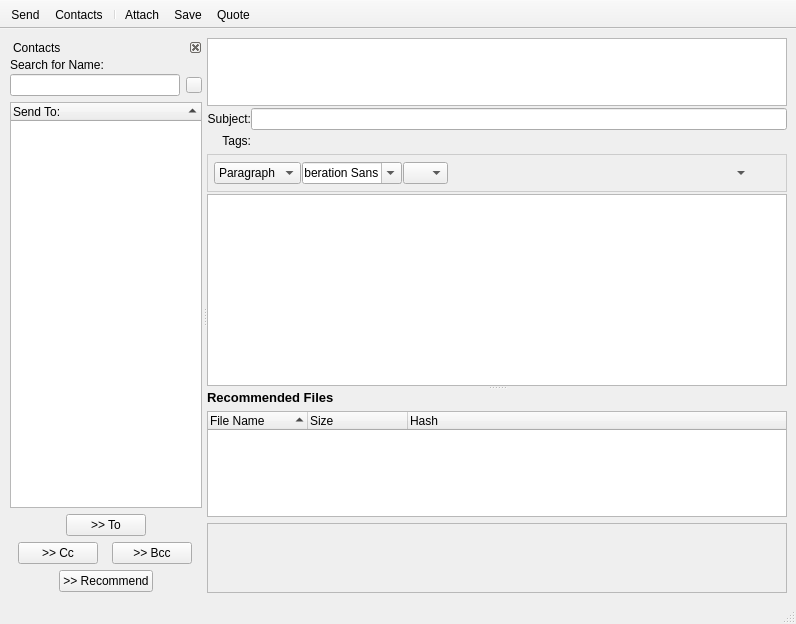
Above: retroshare-gui/src/gui/msgs/MessageComposer.ui from RetroShare/RetroShare before the change. Below: the same form after it.
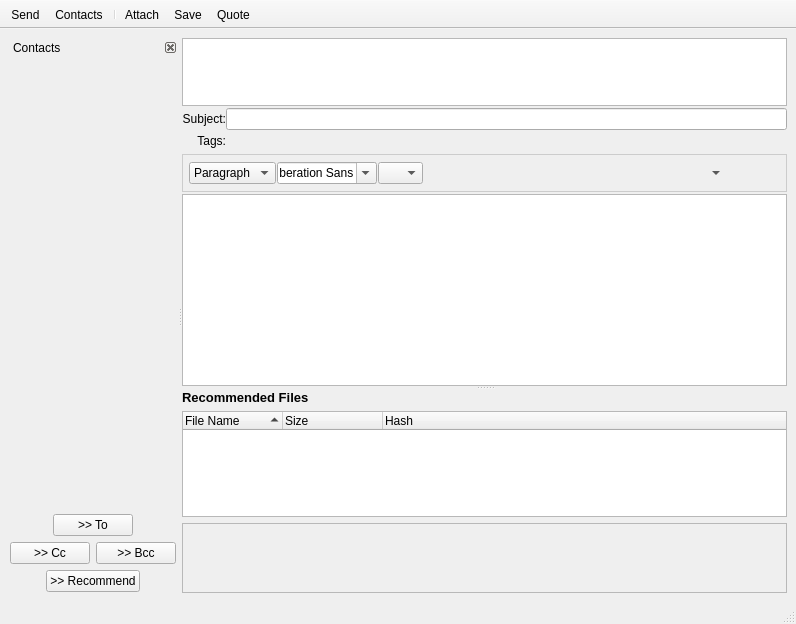
That is the form after the change. Icons and pictures are not drawn. Custom widgets are drawn as their Qt base class.

Commit message: Added new common widget FriendSelectionWidget for selecting friends and use it in CreateLobbyDialog, ShareKey (forums and channels) and MessageComposer. Fixed german language.

Patch:
```diff
--- a/retroshare-gui/src/gui/msgs/MessageComposer.ui
+++ b/retroshare-gui/src/gui/msgs/MessageComposer.ui
@@ -71,73 +71,7 @@
           <number>1</number>
          </property>
          <item row="0" column="0">
-          <layout class="QGridLayout" name="gridLayout">
-           <property name="verticalSpacing">
-            <number>2</number>
-           </property>
-           <item row="0" column="0" colspan="2">
-            <widget class="QLabel" name="label_2">
-             <property name="text">
-              <string>Search for Name:</string>
-             </property>
-            </widget>
-           </item>
-           <item row="1" column="0">
-            <widget class="QLineEdit" name="filterPatternLineEdit">
-             <property name="toolTip">
-              <string>Search Friends</string>
-             </property>
-            </widget>
-           </item>
-           <item row="1" column="1">
-            <widget class="QPushButton" name="clearButton">
-             <property name="minimumSize">
-              <size>
-               <width>16</width>
-               <height>16</height>
-              </size>
-             </property>
-             <property name="maximumSize">
-              <size>
-               <width>16</width>
-               <height>16</height>
-              </size>
-             </property>
-             <property name="font">
-              <font>
-               <family>MS Shell Dlg 2</family>
-              </font>
-             </property>
-             <property name="focusPolicy">
-              <enum>Qt::NoFocus</enum>
-             </property>
-             <property name="toolTip">
-              <string>Reset</string>
-             </property>
-             <property name="styleSheet">
-              <string notr="true">QPushButton
-{
- border-image: url(:/images/closenormal.png) 
-}
-                                
-QPushButton:hover 
-{
-border-image: url(:/images/closehover.png) 
-}
-                                
-QPushButton:pressed  {
-border-image: url(:/images/closepressed.png) 
-}</string>
-             </property>
-             <property name="text">
-              <string/>
-             </property>
-            </widget>
-           </item>
-          </layout>
-         </item>
-         <item row="1" column="0">
-          <widget class="QTreeWidget" name="msgSendList">
+          <widget class="FriendSelectionWidget" name="friendSelectionWidget" native="true">
            <property name="sizePolicy">
             <sizepolicy hsizetype="Preferred" vsizetype="Expanding">
              <horstretch>0</horstretch>
@@ -171,23 +105,9 @@
            <property name="contextMenuPolicy">
             <enum>Qt::CustomContextMenu</enum>
            </property>
-           <property name="selectionMode">
-            <enum>QAbstractItemView::ExtendedSelection</enum>
-           </property>
-           <property name="sortingEnabled">
-            <bool>true</bool>
-           </property>
-           <property name="expandsOnDoubleClick">
-            <bool>false</bool>
-           </property>
-           <column>
-            <property name="text">
-             <string>Send To:</string>
-            </property>
-           </column>
           </widget>
          </item>
-         <item row="3" column="0">
+         <item row="2" column="0">
           <layout class="QVBoxLayout" name="verticalLayout_4">
            <item>
             <layout class="QHBoxLayout" name="horizontalLayout">
@@ -1044,6 +964,12 @@
    <header location="global">gui/common/HashBox.h</header>
    <container>1</container>
   </customwidget>
+  <customwidget>
+   <class>FriendSelectionWidget</class>
+   <extends>QWidget</extends>
+   <header>gui/common/FriendSelectionWidget.h</header>
+   <container>1</container>
+  </customwidget>
  </customwidgets>
  <tabstops>
   <tabstop>recipientWidget</tabstop>
```
Left out of the diff: 2 changed lines with no effect on the pictures. The commit also changes 21 other files.
